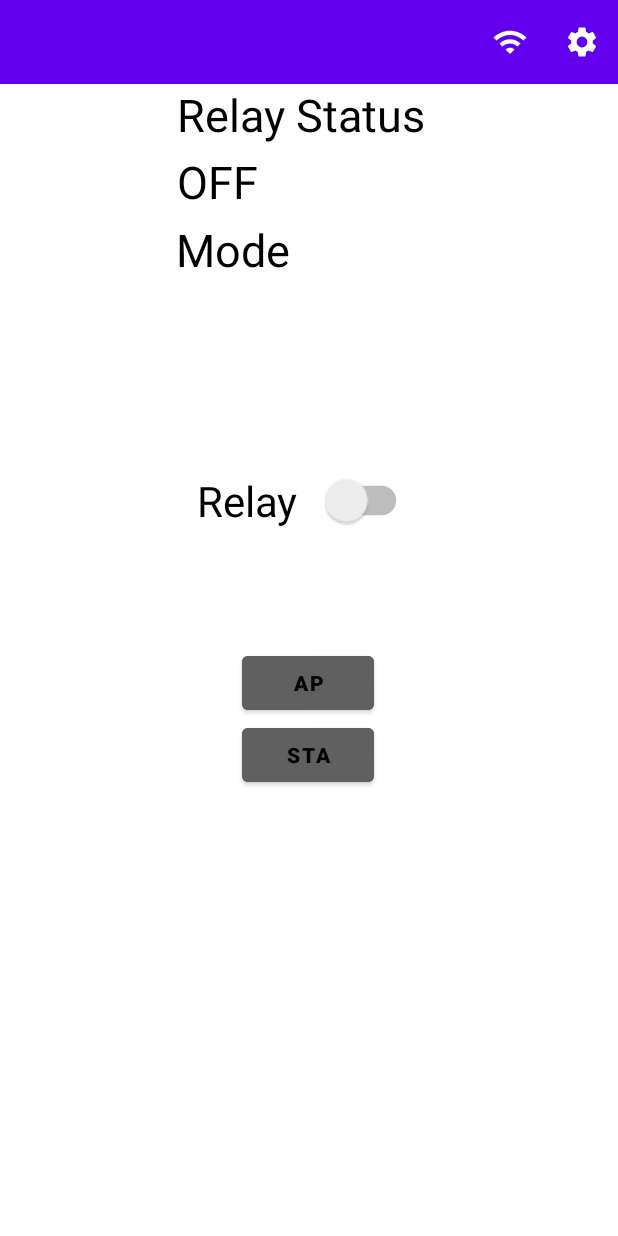
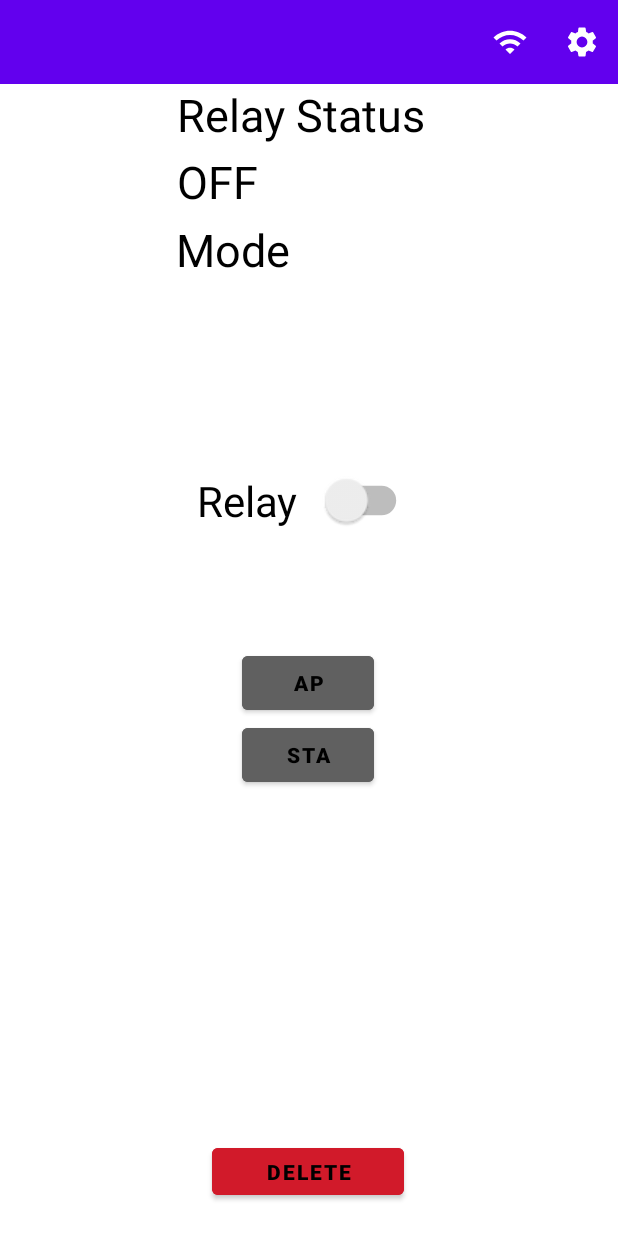
Before and after one commit to rosen316/Dimploma-Work, an Android app: the DeviceActivity screen opened directly, with no data from a screen before it, on a phone screen of 412 x 824 dp. Run offline under Robolectric (Android 15) with nearby library versions, the phone set to English and light mode, and no system bars; 4 statements that could not run were skipped.

Commit message:
deleting device functionality added to app

```diff
--- a/AndroidApp/app/src/main/java/com/rosen/homecontrolapp/activity/AddDeviceDialog.kt
+++ b/AndroidApp/app/src/main/java/com/rosen/homecontrolapp/activity/AddDeviceDialog.kt
@@ -76,7 +76,6 @@ class AddDeviceDialog: DialogFragment() {
                     .setAutoCancel(true)
 
             NotificationManagerCompat.from(this.context as Context).notify(1, builder.build())
-
             dismiss()
 
         }
--- a/AndroidApp/app/src/main/java/com/rosen/homecontrolapp/activity/DeviceActivity.kt
+++ b/AndroidApp/app/src/main/java/com/rosen/homecontrolapp/activity/DeviceActivity.kt
@@ -6,6 +6,7 @@ import android.os.Build
 import androidx.appcompat.app.AppCompatActivity
 import android.os.Bundle
 import android.provider.Settings
+import android.util.Log
 import android.view.Menu
 import android.view.MenuItem
 import android.widget.Button
@@ -29,9 +30,10 @@ class DeviceActivity : AppCompatActivity() {
     var deviceId: Int = 0
 
     @RequiresApi(Build.VERSION_CODES.O)
-    @SuppressLint("SetTextI18n")
+    @SuppressLint("SetTextI18n", "UseSwitchCompatOrMaterialCode")
     override fun onCreate(savedInstanceState: Bundle?) {
         val preferences = Preferences(this)
+        devices = preferences.getDevices()
         deviceId = intent.getIntExtra("Device Id", 0)
         device = devices.find { it.id.equals(deviceId) }
         Preferences(this).loadDevice(device as Device)
@@ -46,6 +48,7 @@ class DeviceActivity : AppCompatActivity() {
         val relaySwitch = findViewById<Switch>(R.id.relay_switch)
         val btnAP = findViewById<Button>(R.id.buttonSwitchAp)
         val btnSTA = findViewById<Button>(R.id.buttonSwitchSta)
+        val btnDelete = findViewById<Button>(R.id.buttonDelete)
 
         espConnector = EspConnector(this@DeviceActivity)
 
@@ -101,6 +104,17 @@ class DeviceActivity : AppCompatActivity() {
             modeTextView.setText("Station")
             preferences.addLog(CommandLog(deviceName = device!!.name, command = "Mode to STA"))
         }
+
+        btnDelete.setOnClickListener{
+            devices.remove(device)
+            preferences.saveDevices()
+            val intent = Intent(this, MainActivity::class.java)
+            intent.addFlags(Intent.FLAG_ACTIVITY_CLEAR_TOP)
+            intent.addFlags(Intent.FLAG_ACTIVITY_CLEAR_TASK)
+            intent.addFlags(Intent.FLAG_ACTIVITY_NEW_TASK)
+            startActivity(intent)
+            finish()
+        }
     }
     override fun onCreateOptionsMenu(menu: Menu): Boolean {
         val inflater = menuInflater
--- a/AndroidApp/app/src/main/java/com/rosen/homecontrolapp/activity/MainActivity.kt
+++ b/AndroidApp/app/src/main/java/com/rosen/homecontrolapp/activity/MainActivity.kt
@@ -56,10 +56,6 @@ class MainActivity : AppCompatActivity() {
 
     }
 
-//    override fun onResume() {
-//        super.onResume()
-//        print("TESTTTTTTTTT")
-//    }
     override fun onCreateOptionsMenu(menu: Menu): Boolean {
         val inflater = menuInflater
         inflater.inflate(R.menu.toolbar_main_menu, menu)
--- a/AndroidApp/app/src/main/res/layout/activity_device.xml
+++ b/AndroidApp/app/src/main/res/layout/activity_device.xml
@@ -5,6 +5,22 @@
     xmlns:tools="http://schemas.android.com/tools"
     android:layout_width="match_parent"
     android:layout_height="match_parent">
+
+    <Button
+        android:id="@+id/buttonDelete"
+        android:layout_width="128dp"
+        android:layout_height="43dp"
+        android:layout_marginBottom="4dp"
+        android:backgroundTint="@color/delete_red"
+        android:text="@string/delete"
+        android:textColor="@color/black"
+        android:textStyle="bold"
+        app:layout_constraintBottom_toBottomOf="parent"
+        app:layout_constraintEnd_toEndOf="parent"
+        app:layout_constraintHorizontal_bias="0.498"
+        app:layout_constraintStart_toStartOf="parent"
+        app:layout_constraintTop_toBottomOf="@+id/buttonSwitchSta"
+        app:layout_constraintVertical_bias="0.931" />
 
     <Button
         android:id="@+id/buttonSwitchSta"
--- a/AndroidApp/app/src/main/res/values/colors.xml
+++ b/AndroidApp/app/src/main/res/values/colors.xml
@@ -11,5 +11,7 @@
     <color name= "grey">#606060</color>
     <color name= "lime">#66ff00</color>
     <color name= "off_red">#ff0000</color>
+    <color name= "delete_red">#d11a2a</color>
+
 
 </resources>
--- a/AndroidApp/app/src/main/res/values/strings.xml
+++ b/AndroidApp/app/src/main/res/values/strings.xml
@@ -3,6 +3,7 @@
     <string name= "relay_status">Relay Status</string>
     <string name= "device_mode">Mode</string>
     <string name="sta">STA</string>
+    <string name="delete">DELETE</string>
     <string name="ap">AP</string>
     <string name="off">OFF</string>
     <string name="on">ON</string>
```
